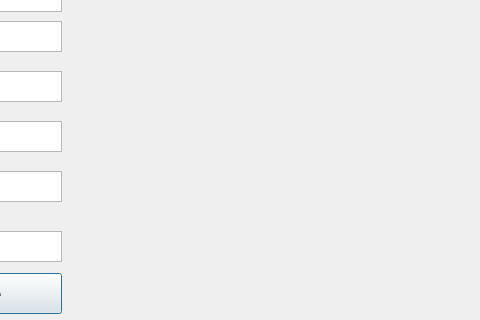
Qt form Competitie_Sportiva/adaugare_categorie.ui (Nionutlucian/DatabaseProject-Sport-Competition) before a commit; both pictures show x 269 to 749 and y 169 to 489 of the 749 by 489 pixel window.
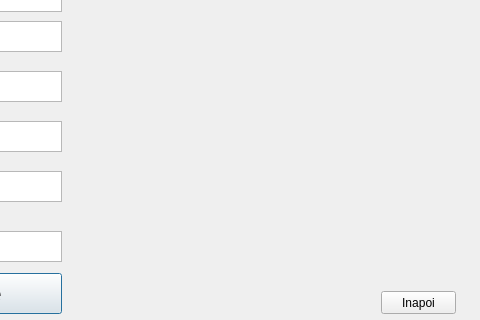
The same form after that commit.

The edit to the form file:
```diff
--- a/Competitie_Sportiva/adaugare_categorie.ui
+++ b/Competitie_Sportiva/adaugare_categorie.ui
@@ -258,6 +258,19 @@
     <string/>
    </property>
   </widget>
+  <widget class="QPushButton" name="pushButton">
+   <property name="geometry">
+    <rect>
+     <x>650</x>
+     <y>460</y>
+     <width>75</width>
+     <height>23</height>
+    </rect>
+   </property>
+   <property name="text">
+    <string>Inapoi</string>
+   </property>
+  </widget>
  </widget>
  <resources/>
  <connections/>
```
